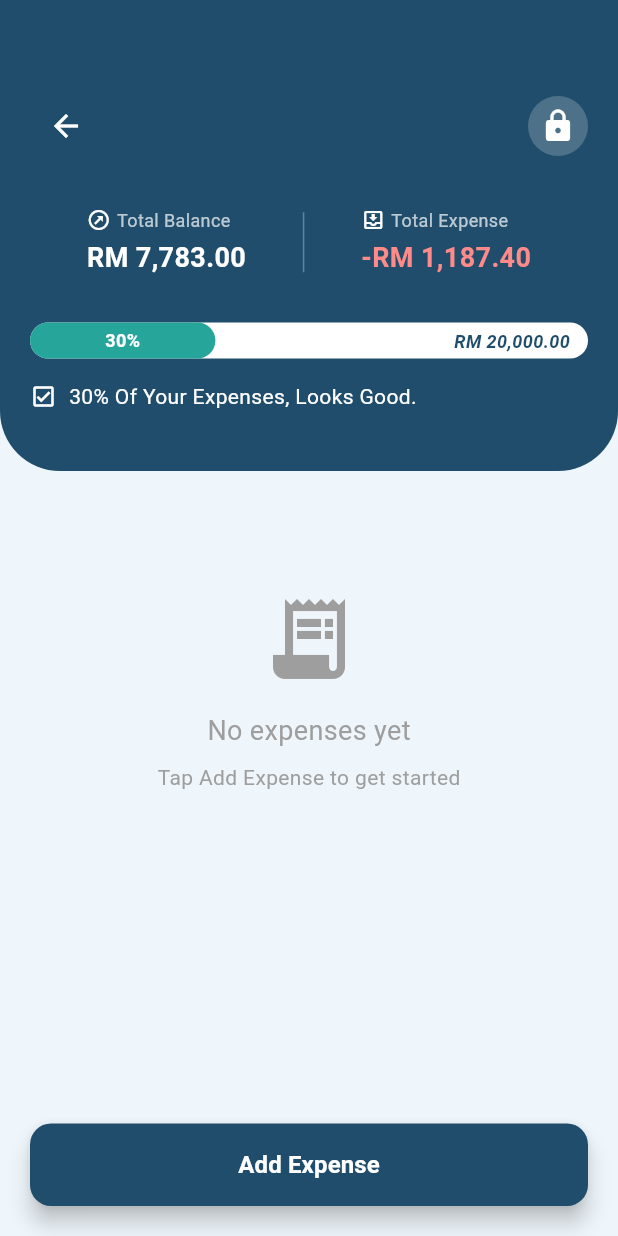
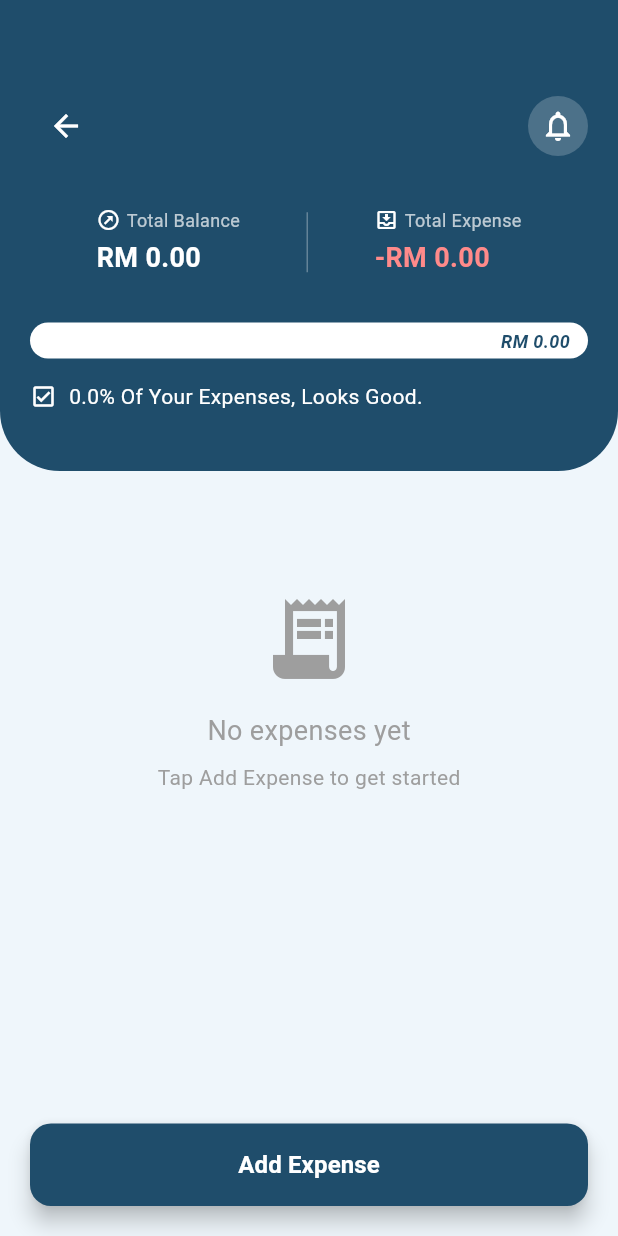
Before and after one commit to ainnawatif/WalletLite, a Flutter app: the CategoryDetailPage screen opened directly with empty values, on a phone screen of 412 x 824 dp. Run offline on Flutter 3.47's test engine with Material 3 defaults, Android fonts, the phone set to English and light mode, and no system bars; our stand-ins replace cloud_firestore, firebase_auth, firebase_core, firebase_storage, fl_chart, google_sign_in and 1 more; accounts and stored records are empty; Roboto replaces fonts that are missing (Poppins).

Commit message:
category

```diff
--- a/walletlite/lib/pages/category_detail_page.dart
+++ b/walletlite/lib/pages/category_detail_page.dart
@@ -1,4 +1,5 @@
 import 'package:flutter/material.dart';
+import 'package:intl/intl.dart';
 import '../models/category.dart';
 import '../models/expense.dart';
 import '../models/transaction_model.dart';
@@ -17,6 +18,7 @@ class CategoryDetailPage extends StatefulWidget {
 class _CategoryDetailPageState extends State<CategoryDetailPage> {
   late FirestoreService _firestoreService;
   late Stream<List<TransactionModel>> _expensesStream;
+  final currencyFormat = NumberFormat.currency(locale: 'en_MY', symbol: 'RM ');
 
   @override
   void initState() {
@@ -44,7 +46,7 @@ class _CategoryDetailPageState extends State<CategoryDetailPage> {
 
       // ================= BODY =================
       body: StreamBuilder<List<TransactionModel>>(
-        stream: _expensesStream,
+        stream: _firestoreService.getAllTransactionsStream(),
         builder: (context, snapshot) {
           if (snapshot.connectionState == ConnectionState.waiting) {
             return const Center(child: CircularProgressIndicator());
@@ -52,11 +54,35 @@ class _CategoryDetailPageState extends State<CategoryDetailPage> {
 
           if (snapshot.hasError) {
             return Center(
-              child: Text('Error loading expenses: ${snapshot.error}'),
+              child: Text('Error loading data: ${snapshot.error}'),
             );
           }
 
-          final expenses = snapshot.data ?? [];
+          final allTransactions = snapshot.data ?? [];
+
+          // Calculate totals for all transactions
+          double totalIncome = allTransactions
+              .where((t) => t.isIncome)
+              .fold(0, (sum, item) => sum + item.amount);
+          double totalExpense = allTransactions
+              .where((t) => !t.isIncome)
+              .fold(0, (sum, item) => sum + item.amount);
+          double totalBalance = totalIncome - totalExpense;
+
+          // Calculate category-specific expense
+          double categoryExpense = allTransactions
+              .where((t) => t.category == widget.category.name && !t.isIncome)
+              .fold(0, (sum, item) => sum + item.amount);
+
+          // Calculate percentage for progress bar
+          double expensePercentage = totalIncome > 0
+              ? (totalExpense / totalIncome) * 100
+              : 0;
+
+          // Get category-specific expenses for the list
+          final categoryExpenses = allTransactions
+              .where((t) => t.category == widget.category.name && !t.isIncome)
+              .toList();
 
           return Column(
             children: [
@@ -96,7 +122,7 @@ class _CategoryDetailPageState extends State<CategoryDetailPage> {
                             color: Colors.white.withOpacity(0.2),
                             shape: BoxShape.circle,
                           ),
-                          child: const Icon(Icons.lock, color: Colors.white),
+                          child: const Icon(Icons.notifications_none, color: Colors.white),
                         ),
                       ],
                     ),
@@ -108,14 +134,14 @@ class _CategoryDetailPageState extends State<CategoryDetailPage> {
                       children: [
                         _headerStat(
                           "Total Balance",
-                          "RM 7,783.00",
-                          Icons.outbond_outlined,
+                          currencyFormat.format(totalBalance),
+                          Icons.outbound_outlined,
                           Colors.white,
                         ),
                         Container(height: 40, width: 1, color: Colors.white30),
                         _headerStat(
                           "Total Expense",
-                          "-RM 1,187.40",
+                          currencyFormat.format(-totalExpense),
                           Icons.move_to_inbox_outlined,
                           const Color(0xFFFF8A8A),
                         ),
@@ -134,27 +160,27 @@ class _CategoryDetailPageState extends State<CategoryDetailPage> {
                       child: Stack(
                         children: [
                           Container(
-                            width: MediaQuery.of(context).size.width * 0.3,
+                            width: (MediaQuery.of(context).size.width - 40) * (expensePercentage / 100),
                             decoration: BoxDecoration(
                               color: const Color(0xFF26A69A),
                               borderRadius: BorderRadius.circular(12),
                             ),
                             alignment: Alignment.center,
-                            child: const Text(
-                              "30%",
-                              style: TextStyle(
+                            child: Text(
+                              "${expensePercentage.toStringAsFixed(1)}%",
+                              style: const TextStyle(
                                 color: Colors.white,
                                 fontSize: 12,
                                 fontWeight: FontWeight.bold,
                               ),
                             ),
                           ),
-                          const Positioned(
+                          Positioned(
                             right: 12,
                             top: 4,
                             child: Text(
-                              "RM 20,000.00",
-                              style: TextStyle(
+                              currencyFormat.format(totalIncome),
+                              style: const TextStyle(
                                 color: Color(0xFF1F4D6B),
                                 fontSize: 12,
                                 fontWeight: FontWeight.bold,
@@ -167,16 +193,16 @@ class _CategoryDetailPageState extends State<CategoryDetailPage> {
                     ),
                     const SizedBox(height: 15),
                     Row(
-                      children: const [
-                        Icon(
+                      children: [
+                        const Icon(
                           Icons.check_box_outlined,
                           color: Colors.white,
                           size: 18,
                         ),
-                        SizedBox(width: 8),
+                        const SizedBox(width: 8),
                         Text(
-                          "30% Of Your Expenses, Looks Good.",
-                          style: TextStyle(color: Colors.white, fontSize: 14),
+                          "${expensePercentage.toStringAsFixed(1)}% Of Your Expenses, Looks Good.",
+                          style: const TextStyle(color: Colors.white, fontSize: 14),
                         ),
                       ],
                     ),
@@ -188,7 +214,7 @@ class _CategoryDetailPageState extends State<CategoryDetailPage> {
               Expanded(
                 child: SingleChildScrollView(
                   padding: const EdgeInsets.all(20),
-                  child: expenses.isEmpty
+                  child: categoryExpenses.isEmpty
                       ? Column(
                           children: const [
                             SizedBox(height: 60),
@@ -216,7 +242,7 @@ class _CategoryDetailPageState extends State<CategoryDetailPage> {
                           ],
                         )
                       : Column(
-                          children: expenses.map((expense) {
+                          children: categoryExpenses.map((expense) {
                             return Container(
                               margin: const EdgeInsets.only(bottom: 12),
                               padding: const EdgeInsets.all(16),
@@ -252,7 +278,7 @@ class _CategoryDetailPageState extends State<CategoryDetailPage> {
                                   Row(
                                     children: [
                                       Text(
-                                        "-RM ${expense.amount.toStringAsFixed(2)}",
+                                        "-${currencyFormat.format(expense.amount)}",
                                         style: const TextStyle(
                                           fontSize: 14,
                                           fontWeight: FontWeight.w600,
@@ -272,7 +298,7 @@ class _CategoryDetailPageState extends State<CategoryDetailPage> {
                                                 "Delete Expense?",
                                               ),
                                               content: Text(
-                                                "Delete '${expense.title}' (RM ${expense.amount.toStringAsFixed(2)})?",
+                                                "Delete '${expense.title}' (${currencyFormat.format(expense.amount)})?",
                                               ),
                                               actions: [
                                                 TextButton(
--- a/walletlite/lib/pages/category_page.dart
+++ b/walletlite/lib/pages/category_page.dart
@@ -306,7 +306,7 @@ class _CategoryPageState extends State<CategoryPage> {
 
                 // ===== CATEGORY GRID (UNCHANGED) =====
                 Padding(
-                  padding: const EdgeInsets.all(20),
+                  padding: const EdgeInsets.fromLTRB(16, 20, 16, 20),
                   child: StreamBuilder<List<Category>>(
                     stream: _firestoreService.getCategoriesStream(),
                     builder: (context, snapshot) {
@@ -318,8 +318,8 @@ class _CategoryPageState extends State<CategoryPage> {
                         gridDelegate:
                             const SliverGridDelegateWithFixedCrossAxisCount(
                               crossAxisCount: 3,
-                              mainAxisSpacing: 16,
-                              crossAxisSpacing: 16,
+                              mainAxisSpacing: 1,
+                              crossAxisSpacing: 12,
                               childAspectRatio: 0.95,
                             ),
                         itemCount: categories.length + 1,
```
